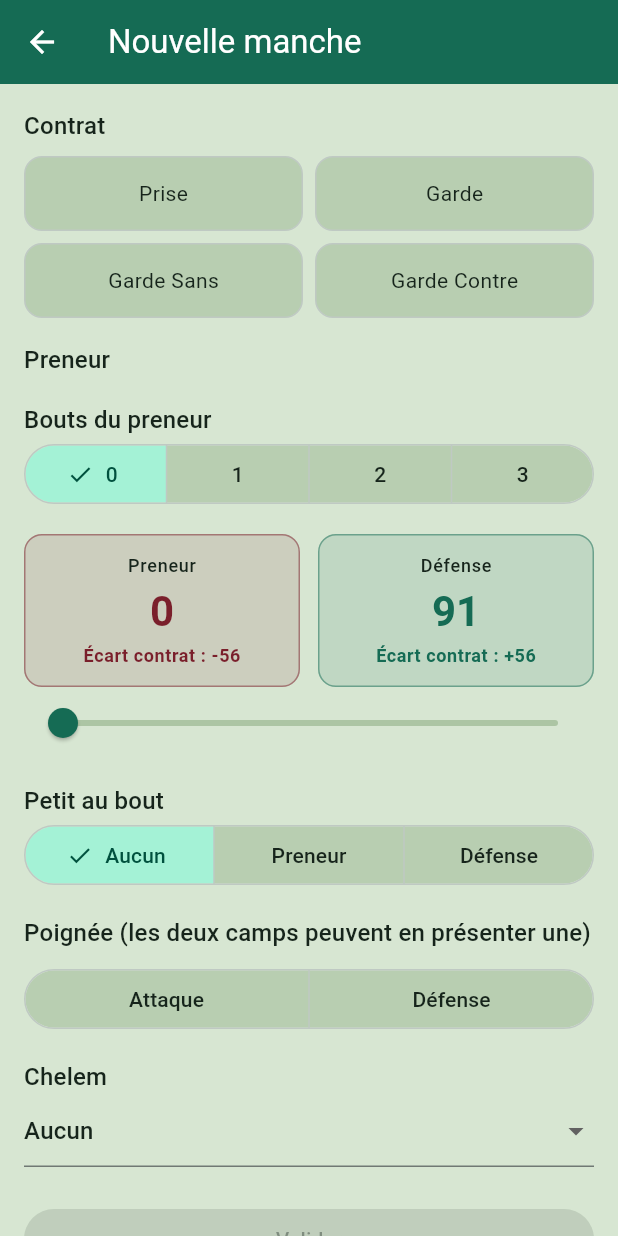
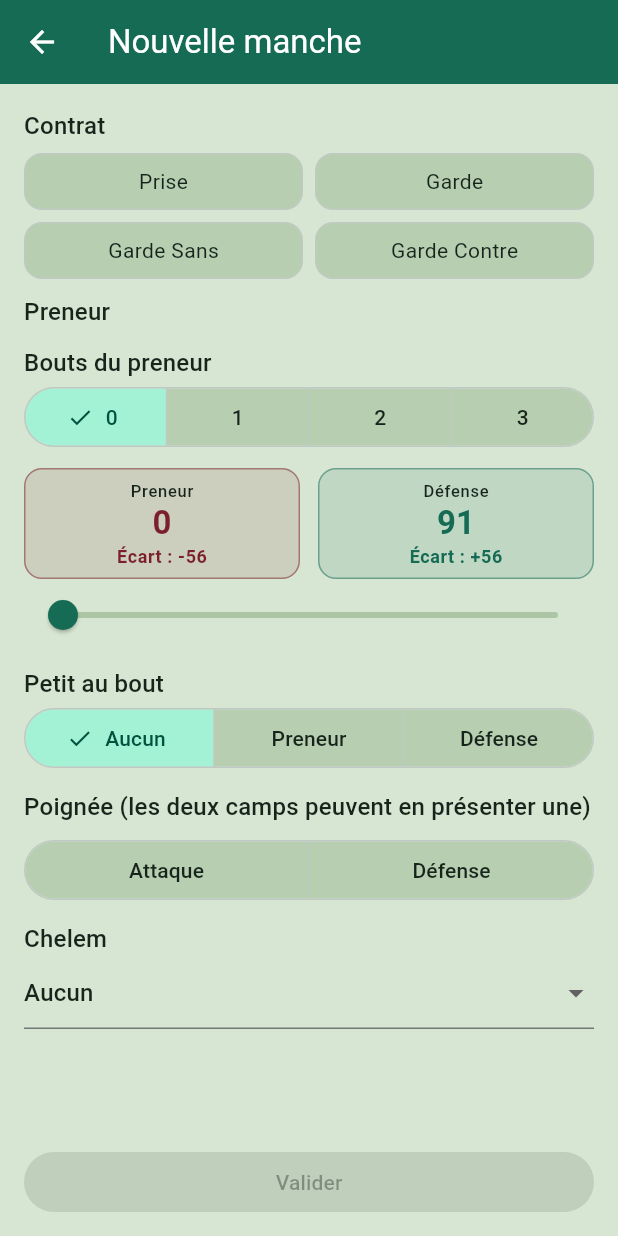
Before and after one commit to MayoFaro/comptageTarot, a Flutter app: the RoundEntryScreen screen opened directly with empty values, on a phone screen of 412 x 824 dp. Run offline on Flutter 3.47's test engine with Material 3 defaults, Android fonts, the phone set to English and light mode, and no system bars; our stand-ins replace drift, flutter_riverpod; accounts and stored records are empty; generated files the repository leaves out were written again.

Commit message:
feat(ui): bouton Valider fixe, écran de saisie plus compact, note d'aide
- Écran de saisie de manche : bouton Valider déplacé en bas d'écran fixe
  (bottomNavigationBar), toujours visible sans scroll, grisé tant que le
  formulaire n'est pas complet. Tuiles de contrat et carrés de points
  compactés, espacements resserrés pour que davantage d'infos tiennent
  à l'écran. Libellé "Appelé" simplifié (retrait de la parenthèse).
- Tableau de scores : note grisée sous la liste des manches rappelant
  que l'appui long permet d'éditer/supprimer une manche.

Co-Authored-By: Claude Sonnet 5 <noreply@anthropic.com>

```diff
--- a/lib/screens/round_entry_screen.dart
+++ b/lib/screens/round_entry_screen.dart
@@ -142,15 +142,15 @@ class _RoundEntryScreenState extends ConsumerState<RoundEntryScreen> {
       ),
       body: joueursAsync.when(
         data: (joueurs) => ListView(
-          padding: const EdgeInsets.all(16),
+          padding: const EdgeInsets.fromLTRB(16, 16, 16, 8),
           children: [
             Text('Contrat', style: Theme.of(context).textTheme.titleMedium),
-            const SizedBox(height: 8),
+            const SizedBox(height: 6),
             _GrilleContrat(
               contratSelectionne: _contrat,
               onSelectionner: (c) => setState(() => _contrat = c),
             ),
-            const SizedBox(height: 16),
+            const SizedBox(height: 10),
             Text('Preneur', style: Theme.of(context).textTheme.titleMedium),
             Wrap(
               spacing: 8,
@@ -164,9 +164,8 @@ class _RoundEntryScreenState extends ConsumerState<RoundEntryScreen> {
                   .toList(),
             ),
             if (joueurs.length == 5) ...[
-              const SizedBox(height: 16),
-              Text('Appelé (tapez le preneur pour "preneur seul")',
-                  style: Theme.of(context).textTheme.titleMedium),
+              const SizedBox(height: 10),
+              Text('Appelé', style: Theme.of(context).textTheme.titleMedium),
               Wrap(
                 spacing: 8,
                 children: joueurs
@@ -179,7 +178,7 @@ class _RoundEntryScreenState extends ConsumerState<RoundEntryScreen> {
                     .toList(),
               ),
             ],
-            const SizedBox(height: 16),
+            const SizedBox(height: 10),
             Text('Bouts du preneur', style: Theme.of(context).textTheme.titleMedium),
             SegmentedButton<int>(
               segments: const [
@@ -191,7 +190,7 @@ class _RoundEntryScreenState extends ConsumerState<RoundEntryScreen> {
               selected: {_bouts},
               onSelectionChanged: (selection) => setState(() => _bouts = selection.first),
             ),
-            const SizedBox(height: 16),
+            const SizedBox(height: 10),
             _BlocPointsPreneur(pointsPreneur: _pointsPreneur, bouts: _bouts),
             Slider(
               value: _pointsPreneur.toDouble(),
@@ -201,7 +200,7 @@ class _RoundEntryScreenState extends ConsumerState<RoundEntryScreen> {
               label: '$_pointsPreneur',
               onChanged: (value) => setState(() => _pointsPreneur = value.round()),
             ),
-            const SizedBox(height: 16),
+            const SizedBox(height: 10),
             Text('Petit au bout', style: Theme.of(context).textTheme.titleMedium),
             SegmentedButton<PetitAuBout>(
               segments: const [
@@ -212,10 +211,10 @@ class _RoundEntryScreenState extends ConsumerState<RoundEntryScreen> {
               selected: {_petitAuBout},
               onSelectionChanged: (selection) => setState(() => _petitAuBout = selection.first),
             ),
-            const SizedBox(height: 16),
+            const SizedBox(height: 10),
             Text('Poignée (les deux camps peuvent en présenter une)',
                 style: Theme.of(context).textTheme.titleMedium),
-            const SizedBox(height: 8),
+            const SizedBox(height: 6),
             SegmentedButton<_CampPoignee>(
               multiSelectionEnabled: true,
               emptySelectionAllowed: true,
@@ -227,7 +226,7 @@ class _RoundEntryScreenState extends ConsumerState<RoundEntryScreen> {
               onSelectionChanged: _onCampsPoigneeChanges,
             ),
             if (_poigneeAttaque != Poignee.aucune) ...[
-              const SizedBox(height: 12),
+              const SizedBox(height: 8),
               Text('Type de poignée — Attaque', style: Theme.of(context).textTheme.labelLarge),
               SegmentedButton<Poignee>(
                 segments: const [
@@ -241,7 +240,7 @@ class _RoundEntryScreenState extends ConsumerState<RoundEntryScreen> {
               ),
             ],
             if (_poigneeDefense != Poignee.aucune) ...[
-              const SizedBox(height: 12),
+              const SizedBox(height: 8),
               Text('Type de poignée — Défense', style: Theme.of(context).textTheme.labelLarge),
               SegmentedButton<Poignee>(
                 segments: const [
@@ -254,7 +253,7 @@ class _RoundEntryScreenState extends ConsumerState<RoundEntryScreen> {
                     setState(() => _poigneeDefense = selection.first),
               ),
             ],
-            const SizedBox(height: 16),
+            const SizedBox(height: 10),
             Text('Chelem', style: Theme.of(context).textTheme.titleMedium),
             DropdownButtonFormField<ChelemType>(
               value: _chelem,
@@ -273,15 +272,22 @@ class _RoundEntryScreenState extends ConsumerState<RoundEntryScreen> {
               ],
               onChanged: (value) => setState(() => _chelem = value ?? ChelemType.aucun),
             ),
-            const SizedBox(height: 24),
-            FilledButton(
-              onPressed: _peutValider(joueurs.length) ? () => _valider(joueurs) : null,
-              child: const Text('Valider'),
-            ),
           ],
         ),
         loading: () => const Center(child: CircularProgressIndicator()),
         error: (error, stack) => Center(child: Text('Erreur : $error')),
+      ),
+      bottomNavigationBar: joueursAsync.maybeWhen(
+        data: (joueurs) => SafeArea(
+          child: Padding(
+            padding: const EdgeInsets.fromLTRB(16, 8, 16, 12),
+            child: FilledButton(
+              onPressed: _peutValider(joueurs.length) ? () => _valider(joueurs) : null,
+              child: const Text('Valider'),
+            ),
+          ),
+        ),
+        orElse: () => null,
       ),
     );
   }
@@ -338,7 +344,7 @@ class _TuileSelection extends StatelessWidget {
       onTap: onTap,
       borderRadius: BorderRadius.circular(12),
       child: Container(
-        padding: const EdgeInsets.symmetric(vertical: 14),
+        padding: const EdgeInsets.symmetric(vertical: 8),
         alignment: Alignment.center,
         decoration: BoxDecoration(
           color: selected ? colorScheme.primaryContainer : colorScheme.surfaceContainerHigh,
@@ -417,7 +423,7 @@ class _BoiteScore extends StatelessWidget {
   Widget build(BuildContext context) {
     final ecartTexte = ecart >= 0 ? '+$ecart' : '$ecart';
     return Container(
-      padding: const EdgeInsets.symmetric(vertical: 12),
+      padding: const EdgeInsets.symmetric(vertical: 6),
       decoration: BoxDecoration(
         color: couleur.withValues(alpha: 0.12),
         borderRadius: BorderRadius.circular(12),
@@ -426,18 +432,16 @@ class _BoiteScore extends StatelessWidget {
       child: Column(
         mainAxisSize: MainAxisSize.min,
         children: [
-          Text(label, style: Theme.of(context).textTheme.labelMedium),
-          const SizedBox(height: 4),
+          Text(label, style: Theme.of(context).textTheme.labelSmall),
           Text(
             '$valeur',
             style: Theme.of(context)
                 .textTheme
-                .headlineMedium
+                .titleLarge
                 ?.copyWith(fontWeight: FontWeight.bold, color: couleur),
           ),
-          const SizedBox(height: 4),
           Text(
-            'Écart contrat : $ecartTexte',
+            'Écart : $ecartTexte',
             style: Theme.of(context)
                 .textTheme
                 .bodySmall
--- a/lib/screens/score_table_screen.dart
+++ b/lib/screens/score_table_screen.dart
@@ -94,9 +94,27 @@ class ScoreTableScreen extends ConsumerWidget {
                   child: manches.isEmpty
                       ? const Center(child: Text('Aucune manche — ajoutez-en une avec +'))
                       : ListView.separated(
-                          itemCount: manches.length,
-                          separatorBuilder: (context, index) => const Divider(height: 1),
+                          itemCount: manches.length + 1,
+                          separatorBuilder: (context, index) => index == manches.length - 1
+                              ? const SizedBox(height: 24)
+                              : const Divider(height: 1),
                           itemBuilder: (context, index) {
+                            if (index == manches.length) {
+                              return Padding(
+                                padding: const EdgeInsets.symmetric(vertical: 8),
+                                child: Center(
+                                  child: Text(
+                                    'Appui long sur une manche pour la modifier ou la supprimer',
+                                    textAlign: TextAlign.center,
+                                    style: Theme.of(context).textTheme.bodySmall?.copyWith(
+                                        color: Theme.of(context)
+                                            .colorScheme
+                                            .onSurface
+                                            .withValues(alpha: 0.5)),
+                                  ),
+                                ),
+                              );
+                            }
                             final manche = manches[index];
                             final resultat = resultats[index];
                             final colorScheme = Theme.of(context).colorScheme;
```
